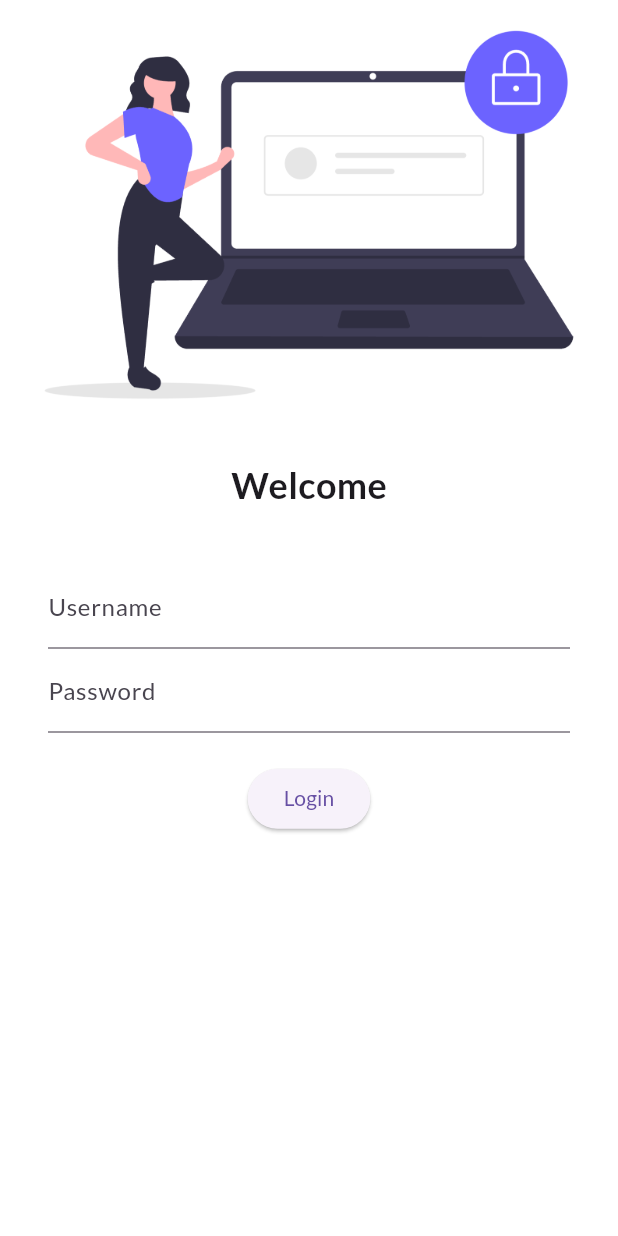
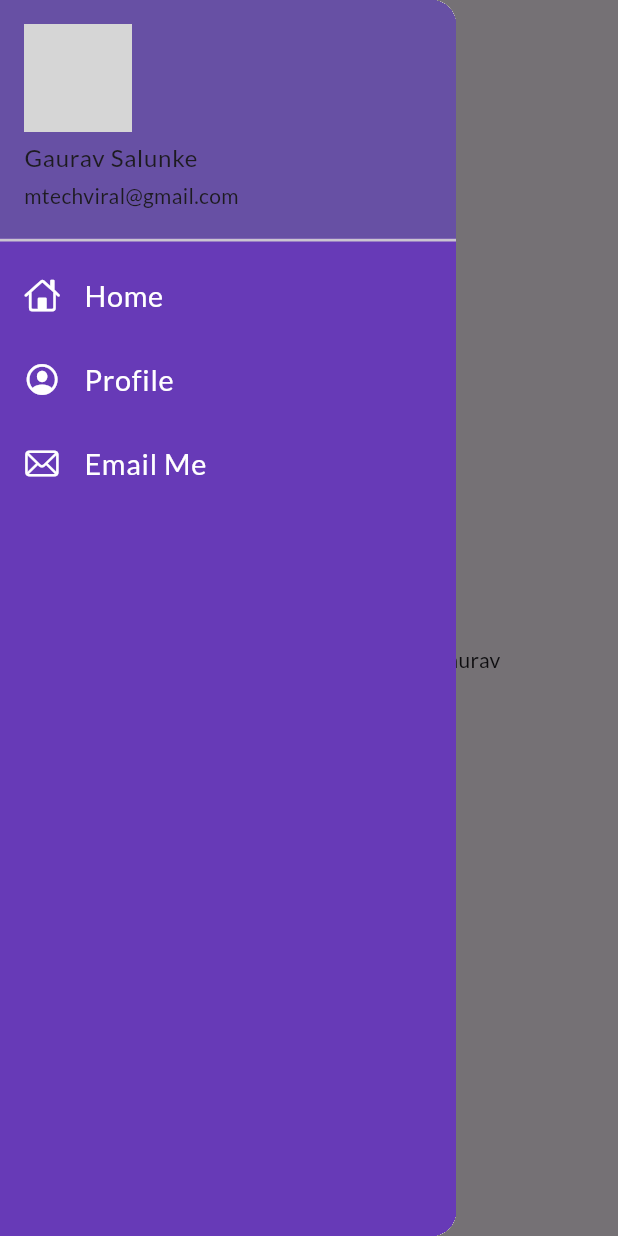
Before and after one commit to gaurav5327/Flutter-app, a Flutter app: the screen it shows after launch, with the side drawer open (before the commit the screen has no drawer), on a phone screen of 412 x 824 dp. Run offline on Flutter 3.47's test engine with Material 3 defaults, Android fonts, the phone set to English and light mode, and no system bars; our stand-ins replace google_fonts; network calls fail; grey boxes are pictures that could not be loaded.

Commit message:
Third Commit

```diff
--- a/lib/main.dart
+++ b/lib/main.dart
@@ -2,6 +2,7 @@ import 'package:flutter/material.dart';
 import 'package:yttutorial/pages/homepage.dart';
 import 'package:yttutorial/pages/loginpage.dart';
 import 'package:google_fonts/google_fonts.dart';
+import 'package:yttutorial/utils/routes.dart';
 
 void main() {
   runApp(const MyApp());
@@ -19,11 +20,13 @@ class MyApp extends StatelessWidget {
         fontFamily:GoogleFonts.lato().fontFamily,
         primaryTextTheme: GoogleFonts.latoTextTheme(),
       ),
+      debugShowCheckedModeBanner: false,
       darkTheme: ThemeData(brightness: Brightness.dark),
+      initialRoute: "/home",
       routes: {
         "/": (context) => Loginpage(),
-        "/home": (context) => HomePage(),
-        "/login": (context) => Loginpage(),
+        MyRoutes.homeRoute: (context) => HomePage(),
+        MyRoutes.loginRoute: (context) => Loginpage(),
       },
     );
   }
--- a/lib/pages/homepage.dart
+++ b/lib/pages/homepage.dart
@@ -1,4 +1,5 @@
 import "package:flutter/material.dart";
+import "package:yttutorial/widget/drawer.dart";
 
 class HomePage extends StatelessWidget {
 
@@ -18,7 +19,7 @@ class HomePage extends StatelessWidget {
           child: Text("Welcome to $days days of flutter by $name"),
         ),
       ),
-      drawer:Drawer(),
+      drawer: MyDrawer(),
     );
   }
 }
--- /dev/null
+++ b/lib/utils/routes.dart
@@ -0,0 +1,4 @@
+class MyRoutes {
+  static String loginRoute = "/login";
+  static String homeRoute = "/home";
+}
--- /dev/null
+++ b/lib/widget/drawer.dart
@@ -0,0 +1,59 @@
+import 'package:flutter/cupertino.dart';
+import 'package:flutter/material.dart';
+
+class MyDrawer extends StatelessWidget {
+  const MyDrawer({super.key});
+
+  @override
+  Widget build(BuildContext context) {
+    final imageUrl ="https://encrypted-tbn0.gstatic.com/images?q=tbn:ANd9GcT5AOzfq43V39dTUO8Dbi1249lrO2AX6ZGMr8J1CnPoGw&s=10";
+    return Drawer(
+      child: Container(
+        color: Colors.deepPurple,
+        child: ListView(
+          padding: EdgeInsets.zero,
+          children: [
+            DrawerHeader(
+              padding: EdgeInsets.zero,
+              child: UserAccountsDrawerHeader(
+                margin: EdgeInsets.zero,
+                accountName: Text("Gaurav Salunke"),
+                accountEmail: Text("mtechviral@gmail.com"),
+                currentAccountPicture: CircleAvatar(
+                  backgroundImage: NetworkImage(imageUrl),
+                ),
+              ),
+            ),
+            ListTile(
+              leading: Icon(
+                CupertinoIcons.home,
+                color: Colors.white,
+              ),
+              title: Text(
+                "Home",
+                textScaleFactor: 1.2,
+                style: TextStyle(color: Colors.white),
+              ),
+            ),
+            ListTile(
+              leading: Icon(CupertinoIcons.profile_circled, color: Colors.white),
+              title: Text(
+                "Profile",
+                textScaleFactor: 1.2,
+                style: TextStyle(color: Colors.white),
+              ),
+            ),
+            ListTile(
+              leading: Icon(CupertinoIcons.mail, color: Colors.white),
+              title: Text(
+                "Email Me",
+                textScaleFactor: 1.2,
+                style: TextStyle(color: Colors.white),
+              ),
+            ),
+          ],
+        ),
+      ),
+    );
+  }
+}
```
Also changed, not shown: lib/pages/loginpage.dart (+82 -11 lines).
